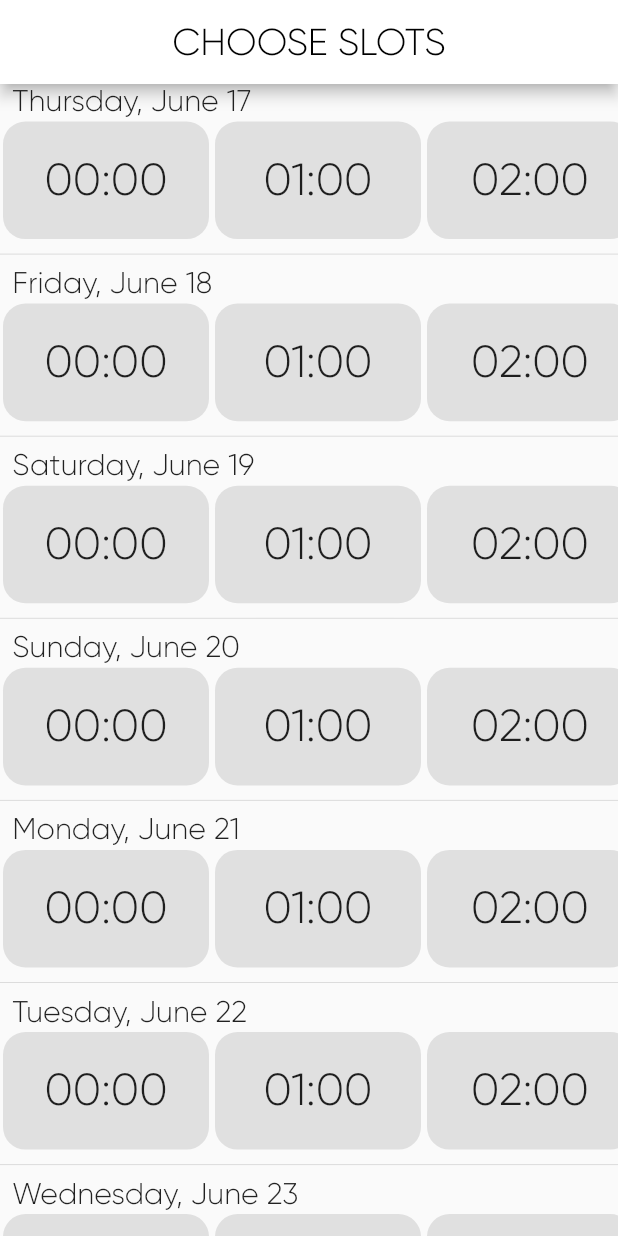
After one commit to Reuben27/FIITGN, a Flutter app: the Calender screen opened by its route, on a phone screen of 412 x 824 dp. The commit adds this screen. Run offline on Flutter 3.47's test engine with Material 2 defaults, Android fonts, the phone set to English and light mode, and no system bars; our stand-ins replace animated_text_kit, cloud_firestore, connectivity, date_format, firebase_auth, firebase_core and 10 more; missing offline and left inert: background_location, googleapis; accounts and stored records are empty.

Commit message:
calender page UI done

```diff
--- /dev/null
+++ b/lib/Allocation/screens/calender.dart
@@ -0,0 +1,95 @@
+import 'package:flutter/material.dart';
+import 'package:intl/intl.dart';
+
+class Calender extends StatefulWidget {
+  static const routeName = "CalenderScreen";
+
+
+  const Calender({Key key}) : super(key: key);
+
+  @override
+  _CalenderState createState() => _CalenderState();
+}
+
+class _CalenderState extends State<Calender> {
+  // var today = DateTime.now();
+  //var tomorrow = DateTime.now().add(Duration(days: index));
+  List<String> timeofDay = ["00","01","02","03","04","05","06","07","08","09","10","11","12","13","14","15","16","17","18","19","20","21","22","23"];
+  @override
+  Widget build(BuildContext context) {
+    return Scaffold(
+      appBar: AppBar(
+        backgroundColor: Colors.white,
+        title: Text(
+          "CHOOSE SLOTS",
+          style: TextStyle(
+              color: Colors.black, fontSize: 25, fontFamily: 'Gilroy'),
+        ),
+        centerTitle: true,
+      ),
+      body: SafeArea(
+        child: ListView.builder(
+          itemCount: 7,
+          itemBuilder: (context, index) => Column(
+            crossAxisAlignment: CrossAxisAlignment.start,
+            children: [
+              // Text(DateFormat.MMMMEEEEd().format(DateTime.now()).toString()),
+              // Text(DateTime.now().add(Duration(days: index)).toString()),
+              Row(
+                mainAxisAlignment: MainAxisAlignment.start,
+                children: [
+                  SizedBox(
+                    width: MediaQuery.of(context).size.width / 50,
+                  ),
+                  Text(
+                    DateFormat.MMMMEEEEd().format(
+                      DateTime.now().add(
+                        Duration(days: index),
+                      ),
+                    ),
+                    style: TextStyle(
+                      fontFamily: 'Gilroy',
+                      fontSize: 20,
+                    ),
+                  ),
+                ],
+              ),
+              Container(
+                child: ListView.builder(
+                  itemCount: timeofDay.length,
+                  itemBuilder: (context, index) => Padding(
+                    padding: const EdgeInsets.all(2.0),
+                    child: Container(
+                      child: Center(
+                        child: Text(
+                          timeofDay[index] + ":00"
+                          ,
+                          style: TextStyle(
+                            fontFamily: 'Gilroy',
+                            fontSize: 30,
+                          ),
+                        ),
+                      ),
+                      decoration: BoxDecoration(
+                        color: Colors.grey[300],
+                        borderRadius: BorderRadius.all(
+                          Radius.circular(15),
+                        ),
+                      ),
+                      width: MediaQuery.of(context).size.width / 3,
+                    ),
+                  ),
+                  scrollDirection: Axis.horizontal,
+                ),
+                height: MediaQuery.of(context).size.height / 10,
+                width: MediaQuery.of(context).size.width,
+                //color: Colors.blueGrey,
+              ),
+              Divider(),
+            ],
+          ),
+        ),
+      ),
+    );
+  }
+}
--- a/lib/Screens/HomeScreen.dart
+++ b/lib/Screens/HomeScreen.dart
@@ -1,3 +1,5 @@
+import 'package:fiitgn/Allocation/screens/calender.dart';
+
 import '../Allocation/screens/sports.dart';
 import '../Providers/DataProvider.dart';
 import '../Cardio/screens/RunScreen.dart';
@@ -137,7 +139,7 @@ class _HomeScreenState extends State<HomeScreen> {
     {
       'title': 'Your Activities',
       'url': 'assets/statLady.png',
-      'routeName': StatsScreen.routeName,
+      'routeName': Calender.routeName,
       'description':
           'Your running statistics can be seen here. Keep a watch and aim to reach higher and higher everyday.',
       'heroID': 4,
--- a/lib/main.dart
+++ b/lib/main.dart
@@ -4,6 +4,7 @@ import 'package:fiitgn/Sports-Activities/screens/activity_screens.dart';
 import './Workouts/screens/wishlist.dart';
 import 'package:firebase_core/firebase_core.dart';
 
+import 'Allocation/screens/calender.dart';
 import 'Calendar-Schedule/calendar_try_screen.dart';
 import 'package:flutter/material.dart';
 import 'Cardio/screens/CardioScreen.dart';
@@ -131,6 +132,7 @@ class MyApp extends StatelessWidget {
           Workout_Logging.routeName: (_) => Workout_Logging(),
           ///// Allocation Section
           Sports.routeName: (_) => Sports(),
+          Calender.routeName: (_) => Calender(),
 
           //// Guided Sessions
           Sessions.routeName: (_) => Sessions(),
```
